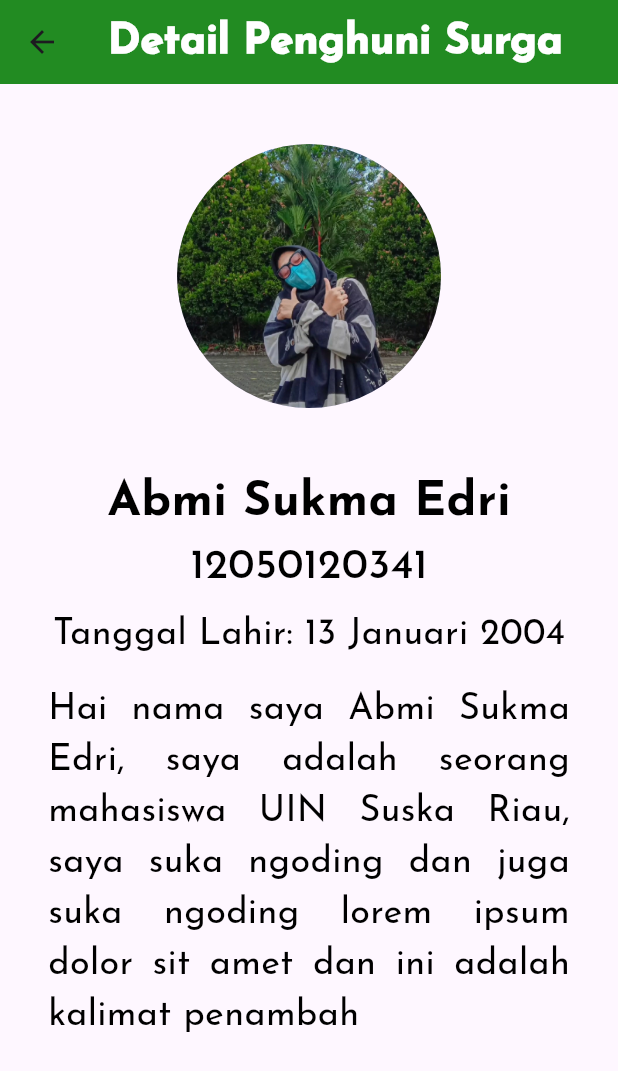
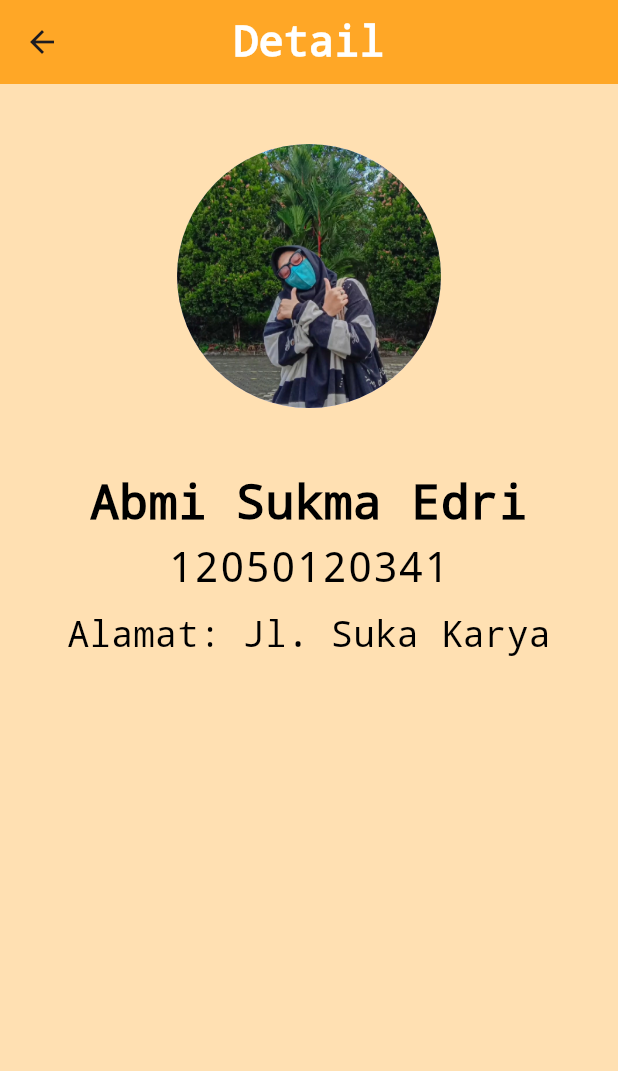
Before and after one commit to DaffaIkhwan/RecyclerViewV2, a Flutter app: the screen it shows after launch, after a tap on "Abmi Sukma Edri", on a phone screen of 412 x 824 dp. Shown: the top 1071 px of the screen. Run offline on Flutter 3.47's test engine with Material 3 defaults, Android fonts, the phone set to English and light mode, and no system bars.

Commit message:
ganti fonts

```diff
--- a/lib/detail_items.dart
+++ b/lib/details.dart
@@ -4,30 +4,31 @@ class DetailPage extends StatelessWidget {
   final String nama;
   final String nim;
   final String foto;
-  final String tanggalLahir;
+  final String alamat;
 
   const DetailPage(
       {super.key,
       required this.nama,
       required this.nim,
       required this.foto,
-      required this.tanggalLahir});
+      required this.alamat});
 
   @override
   Widget build(BuildContext context) {
     return Scaffold(
+      backgroundColor: Colors.orange[100],
       appBar: AppBar(
         title: const Text(
-          'Detail Penghuni Surga',
+          'Detail',
           style: TextStyle(
             fontSize: 28,
             color: Colors.white,
-            fontFamily: 'JosefinSans',
-            fontWeight: FontWeight.w900,
+            fontFamily: 'monospace',
+            fontWeight: FontWeight.w700,
           ),
         ),
         centerTitle: true,
-        backgroundColor: const Color.fromARGB(255, 34, 139, 34),
+        backgroundColor: Colors.orange[400],
       ),
       body: Center(
         child: Column(
@@ -44,7 +45,7 @@ class DetailPage extends StatelessWidget {
               nama,
               style: const TextStyle(
                 fontSize: 32.0,
-                fontFamily: 'JosefinSans',
+                fontFamily: 'monospace',
                 color: Colors.black,
                 fontWeight: FontWeight.bold,
               ),
@@ -53,17 +54,17 @@ class DetailPage extends StatelessWidget {
               nim,
               style: const TextStyle(
                 fontSize: 28.0,
-                fontFamily: 'JosefinSans',
+                fontFamily: 'monospace',
                 color: Colors.black,
                 fontWeight: FontWeight.w500,
               ),
             ),
             const SizedBox(height: 8),
             Text(
-              'Tanggal Lahir: $tanggalLahir',
+              'Alamat: $alamat',
               style: const TextStyle(
                 fontSize: 24.0,
-                fontFamily: 'JosefinSans',
+                fontFamily: 'monospace',
                 color: Colors.black,
                 fontWeight: FontWeight.w400,
               ),
@@ -71,19 +72,6 @@ class DetailPage extends StatelessWidget {
             const SizedBox(
               height: 16,
             ),
-            Container(
-              margin: const EdgeInsets.symmetric(horizontal: 32),
-              child: Text(
-                'Hai nama saya $nama, saya adalah seorang mahasiswa UIN Suska Riau, saya suka ngoding dan juga suka ngoding lorem ipsum dolor sit amet dan ini adalah kalimat penambah',
-                textAlign: TextAlign.justify,
-                style: const TextStyle(
-                  fontSize: 24.0,
-                  fontFamily: 'JosefinSans',
-                  color: Colors.black,
-                  fontWeight: FontWeight.w400,
-                ),
-              ),
-            ),
           ],
         ),
       ),
--- a/lib/main_page.dart
+++ b/lib/home.dart
@@ -1,6 +1,6 @@
 import 'package:flutter/material.dart';
 // ignore: depend_on_referenced_packages
-import 'package:tugas2app/list_items.dart';
+import 'package:tugas2app/list.dart';
 
 class MainPage extends StatelessWidget {
   const MainPage({super.key});
@@ -12,151 +12,151 @@ class MainPage extends StatelessWidget {
         'nama': 'Abmi Sukma Edri',
         'nim': '12050120341',
         'foto': 'assets/images/amiii.jpg',
-        'tanggal_lahir': '13 Januari 2004',
+        'alamat': 'Jl. Suka Karya',
       },
       {
         'nama': 'Ahmad Kurniawan',
         'nim': '12250111514',
         'foto': 'assets/images/ahmed.jpg',
-        'tanggal_lahir': '13 Januari 2004',
+        'alamat': 'Jl. Suka Karya',
       },
       {
         'nama': 'Aufa Hajati',
         'nim': '12250120338',
         'foto': 'assets/images/Aufa.jpg',
-        'tanggal_lahir': '13 Januari 2004',
+        'alamat': 'Jl. Suka Karya',
       },
       {
         'nama': 'Daffa Finanda',
         'nim': '12250111603',
         'foto': 'assets/images/dapin.png',
-        'tanggal_lahir': '13 Januari 2004',
+        'alamat': 'Jl. Suka Karya',
       },
       {
         'nama': 'Daffa Ikhwan Nurfauzan',
         'nim': '12250110979',
         'foto': 'assets/images/Dapa.jpg',
-        'tanggal_lahir': '13 Januari 2004',
+        'alamat': 'Jl. Suka Karya',
       },
       {
         'nama': 'Diki Afdol',
         'nim': '12250110383',
         'foto': 'assets/images/dudung.jpg',
-        'tanggal_lahir': '13 Januari 2004',
+        'alamat': 'Jl. Suka Karya',
       },
       {
         'nama': 'Dwi Jelita Adhliyah',
         'nim': '12250120331',
         'foto': 'assets/images/jelita.jpg',
-        'tanggal_lahir': '13 Januari 2004',
+        'alamat': 'Jl. Suka Karya',
       },
       {
         'nama': 'Dwi Mahdini',
         'nim': '12250111298',
         'foto': 'assets/images/dwik.jpeg',
-        'tanggal_lahir': '13 Januari 2004',
+        'alamat': 'Jl. Suka Karya',
       },
       {
         'nama': 'Fajri',
         'nim': '1225011082',
         'foto': 'assets/images/fajri.jpg',
-        'tanggal_lahir': '13 Januari 2004',
+        'alamat': 'Jl. Suka Karya',
       },
       {
         'nama': 'Fakhri',
         'nim': '12250111381',
         'foto': 'assets/images/fakhri.jpg',
-        'tanggal_lahir': '13 Januari 2004',
+        'alamat': 'Jl. Suka Karya',
       },
       {
         'nama': 'Farras Lathief',
         'nim': '12250111328',
         'foto': 'assets/images/farras.jpeg',
-        'tanggal_lahir': '13 Januari 2004',
+        'alamat': 'Jl. Suka Karya',
       },
       {
         'nama': 'Gilang Ramadhan Indra',
         'nim': '12250111323',
         'foto': 'assets/images/gilang.png',
-        'tanggal_lahir': '13 Januari 2004',
+        'alamat': 'Jl. Suka Karya',
       },
       {
         'nama': 'Hafidz Alhadid Rahman',
         'nim': '12250111794',
         'foto': 'assets/images/hafidz.png',
-        'tanggal_lahir': '13 Januari 2004',
+        'alamat': 'Jl. Suka Karya',
       },
       {
         'nama': 'Haritsah Naufaldy',
         'nim': '12250110361',
         'foto': 'assets/images/aldy.jpeg',
-        'tanggal_lahir': '13 Januari 2004',
+        'alamat': 'Jl. Suka Karya',
       },
       {
         'nama': 'M. Nabil Dawami',
         'nim': '12250111527',
         'foto': 'assets/images/nabil.jpg',
-        'tanggal_lahir': '13 Januari 2004',
+        'alamat': 'Jl. Suka Karya',
       },
       {
         'nama': 'Muh. Zaki Erbai Syas',
         'nim': '12250111134',
         'foto': 'assets/images/zaki.png',
-        'tanggal_lahir': '13 Januari 2004',
+        'alamat': 'Jl. Suka Karya',
       },
       {
         'nama': 'Muhammad Aditya Rinaldi',
         'nim': '12250111048',
         'foto': 'assets/images/adit.jpg',
-        'tanggal_lahir': '13 Januari 2004',
+        'alamat': 'Jl. Suka Karya',
       },
       {
         'nama': 'M. Dhimas Hadid Fachrezy',
         'nim': '12250111231',
         'foto': 'assets/images/dms.jpeg',
-        'tanggal_lahir': '13 Januari 2004',
+        'alamat': 'Jl. Suka Karya',
       },
       {
         'nama': 'Muhammad Faruq',
         'nim': '12250111791',
         'foto': 'assets/images/faruqhz.png',
-        'tanggal_lahir': '13 Januari 2004',
+        'alamat': 'Jl. Suka Karya',
       },
       {
         'nama': 'Muhammad Rafly Wirayudha',
         'nim': '12250111489',
         'foto': 'assets/images/rafly.png',
-        'tanggal_lahir': '13 Januari 2004',
+        'alamat': 'Jl. Suka Karya',
       },
       {
         'nama': 'Nurika Dwi Wahyuni',
         'nim': '12250120360',
         'foto': 'assets/images/nurika.jpg',
-        'tanggal_lahir': '13 Januari 2004',
+        'alamat': 'Jl. Suka Karya',
       },
       {
         'nama': 'Ogya Secio Nugroho',
         'nim': '12250111346',
         'foto': 'assets/images/ogi.png',
-        'tanggal_lahir': '13 Januari 2004',
+        'alamat': 'Jl. Suka Karya',
       },
       {
         'nama': 'Rahma Laksita',
         'nim': '12250124357',
         'foto': 'assets/images/rahma.jpg',
-        'tanggal_lahir': '13 Januari 2004',
+        'alamat': 'Jl. Suka Karya',
       },
       {
         'nama': 'Raka Sabri',
         'nim': '12250110342',
         'foto': 'assets/images/dudung.jpg',
-        'tanggal_lahir': '13 Januari 2004',
+        'alamat': 'Jl. Suka Karya',
       },
       {
         'nama': 'Surya Hidayatullah Firdaus',
         'nim': '12250111759',
         'foto': 'assets/images/srya.PNG',
-        'tanggal_lahir': '13 Januari 2004',
+        'alamat': 'Jl. Suka Karya',
       },
     ];
 
--- a/lib/list_items.dart
+++ b/lib/list.dart
@@ -1,5 +1,5 @@
 import 'package:flutter/material.dart';
-import 'detail_items.dart';
+import 'details.dart';
 
 class MyListPage extends StatelessWidget {
   final List<Map<String, dynamic>> items;
@@ -9,19 +9,19 @@ class MyListPage extends StatelessWidget {
   @override
   Widget build(BuildContext context) {
     return Scaffold(
-      backgroundColor: Colors.green[100],
+      backgroundColor: Colors.orange[100],
       appBar: AppBar(
         title: const Text(
-          'List Penghuni Surga',
+          'Mahasiswa TIF A',
           style: TextStyle(
             fontSize: 28,
             color: Colors.white,
-            fontFamily: 'JosefinSans',
-            fontWeight: FontWeight.w900,
+            fontFamily: 'monospace',
+            fontWeight: FontWeight.w700,
           ),
         ),
         centerTitle: true,
-        backgroundColor: const Color.fromARGB(255, 34, 139, 34),
+        backgroundColor: Colors.orange[400],
       ),
       body: ListView.builder(
         itemCount: items.length,
@@ -36,7 +36,7 @@ class MyListPage extends StatelessWidget {
                   items[index]['nama'],
                   style: const TextStyle(
                     fontSize: 24.0,
-                    fontFamily: 'JosefinSans',
+                    fontFamily: 'Monospace',
                     color: Colors.black,
                     fontWeight: FontWeight.bold,
                   ),
@@ -45,7 +45,7 @@ class MyListPage extends StatelessWidget {
                   items[index]['nim'],
                   style: const TextStyle(
                     fontSize: 18.0,
-                    fontFamily: 'JosefinSans',
+                    fontFamily: 'Monospace',
                     color: Colors.black,
                     fontWeight: FontWeight.w400,
                   ),
@@ -59,7 +59,7 @@ class MyListPage extends StatelessWidget {
                         nama: items[index]['nama'],
                         nim: items[index]['nim'],
                         foto: items[index]['foto'],
-                        tanggalLahir: items[index]['tanggal_lahir'],
+                        alamat: items[index]['alamat'],
                       ),
                     ),
                   );
--- a/lib/main.dart
+++ b/lib/main.dart
@@ -1,5 +1,5 @@
 import 'package:flutter/material.dart';
-import 'package:tugas2app/main_page.dart';
+import 'package:tugas2app/home.dart';
 
 void main() {
   MyApp app = const MyApp();
```
